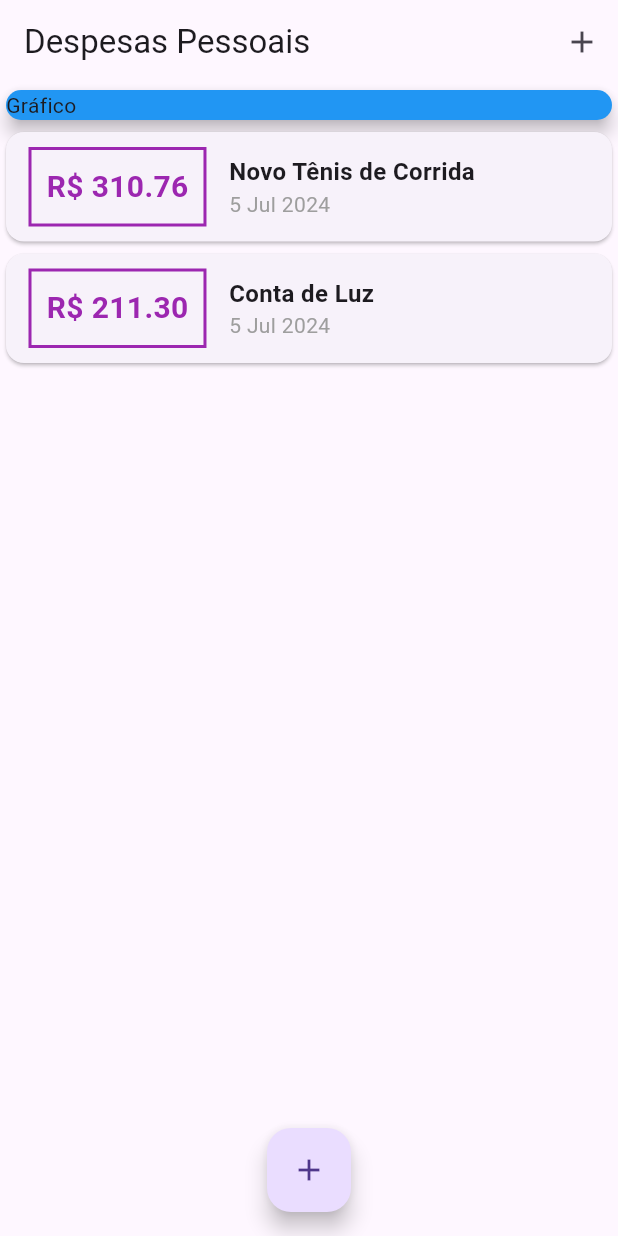
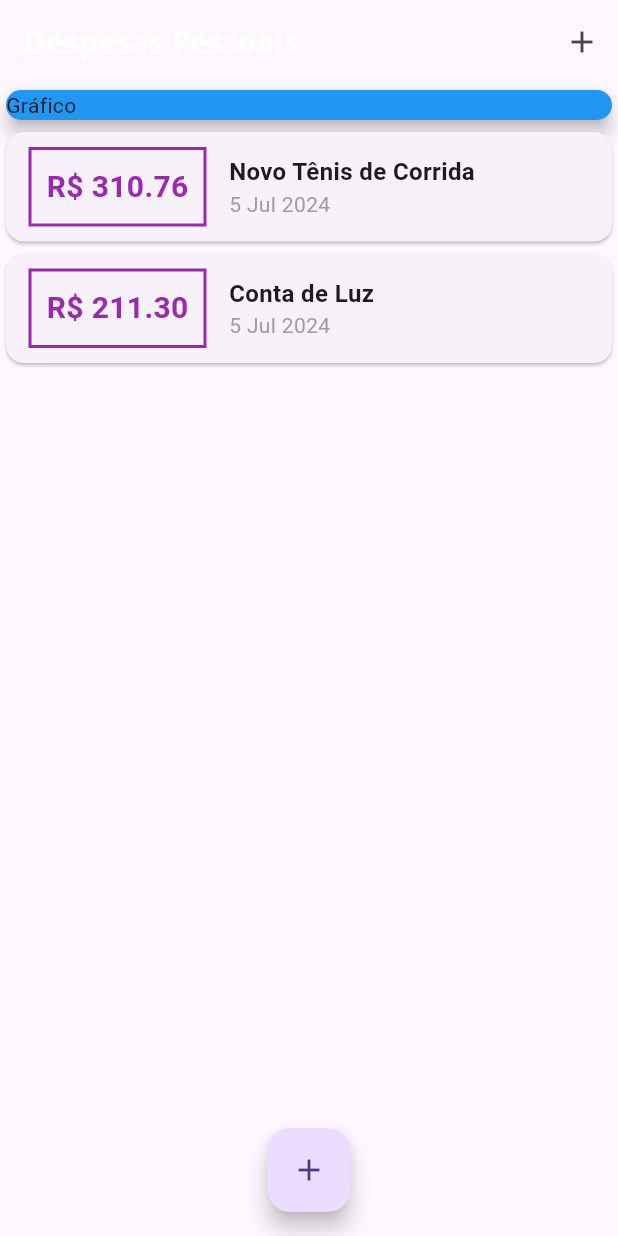
Before and after one commit to alexandreccarmo/despesas_pessoais_flutter, a Flutter app: the screen it shows after launch, on a phone screen of 412 x 824 dp. Run offline on Flutter 3.47's test engine with Material 3 defaults, Android fonts, the phone set to English and light mode, and no system bars.

Commit message:
configurando padrao de tema e font

```diff
--- a/expenses_flutter/lib/components/transaction_list.dart
+++ b/expenses_flutter/lib/components/transaction_list.dart
@@ -27,7 +27,7 @@ class TransactionList extends StatelessWidget {
                   ),
                   decoration: BoxDecoration(
                       border: Border.all(
-                        color: Colors.purple,
+                        color: Theme.of(context).colorScheme.primary,
                         width: 2,
                       )
                   ),
@@ -37,7 +37,7 @@ class TransactionList extends StatelessWidget {
                     style: TextStyle(
                       fontWeight: FontWeight.bold,
                       fontSize: 20,
-                      color: Colors.purple,
+                      color: Theme.of(context).colorScheme.primary,
                     ),
                   ),
                 ),
--- a/expenses_flutter/lib/main.dart
+++ b/expenses_flutter/lib/main.dart
@@ -1,32 +1,52 @@
-import 'package:expenses_flutter/components/transaction_list.dart';
-import 'package:expenses_flutter/components/transction_form.dart';
-import 'package:expenses_flutter/models/transaction.dart';
 import 'package:flutter/material.dart';
-import 'package:expenses_flutter/components/transaction_list.dart';
-import 'package:expenses_flutter/components/transction_form.dart';
+import 'dart:math';
+import 'components/transaction_list.dart';
+import 'components/transction_form.dart';
 import 'models/transaction.dart';
-import 'dart:math';
 
-main() => runApp(const ExpensesApp());
+main() => runApp(ExpensesApp());
 
 class ExpensesApp extends StatelessWidget {
-  const ExpensesApp({super.key});
+  ExpensesApp({super.key});
+  final ThemeData tema = ThemeData();
 
   @override
-  Widget build(BuildContext context){
-    return  MaterialApp(home: MyHomePage());
+  Widget build(BuildContext context) {
+    return MaterialApp(
+      home: const MyHomePage(),
+      theme: tema.copyWith(
+        colorScheme: tema.colorScheme.copyWith(
+          primary: Colors.purple,
+          secondary: Colors.amber,
+        ),
+        textTheme: tema.textTheme.copyWith(
+          titleLarge: const TextStyle(
+            fontFamily: 'OpenSans',
+            fontSize: 18,
+            fontWeight: FontWeight.bold,
+            color: Colors.black,
+          ),
+        ),
+        appBarTheme: const AppBarTheme(
+          titleTextStyle: TextStyle(
+            fontFamily: 'OpenSans',
+            fontSize: 20,
+            fontWeight: FontWeight.bold,
+          ),
+        ),
+      ),
+    );
   }
 }
 
 class MyHomePage extends StatefulWidget {
-  MyHomePage({super.key});
+  const MyHomePage({Key? key}) : super(key: key);
 
   @override
   State<MyHomePage> createState() => _MyHomePageState();
 }
 
 class _MyHomePageState extends State<MyHomePage> {
-
   final _transactions = [
     Transaction(
       id: 't1',
@@ -47,8 +67,9 @@ class _MyHomePageState extends State<MyHomePage> {
       id: Random().nextDouble().toString(),
       title: title,
       value: value,
-        date: DateTime.now()
+      date: DateTime.now(),
     );
+
     setState(() {
       _transactions.add(newTransaction);
     });
@@ -56,23 +77,23 @@ class _MyHomePageState extends State<MyHomePage> {
     Navigator.of(context).pop();
   }
 
-  _openTransactionFormModal(BuildContext context){
+  _openTransactionFormModal(BuildContext context) {
     showModalBottomSheet(
       context: context,
       builder: (_) {
         return TransactionForm(_addTransaction);
-        }
+      },
     );
   }
 
   @override
-  Widget build(BuildContext context){
+  Widget build(BuildContext context) {
     return Scaffold(
       appBar: AppBar(
         title: const Text('Despesas Pessoais'),
         actions: [
           IconButton(
-              icon: Icon(Icons.add),
+            icon: const Icon(Icons.add),
             onPressed: () => _openTransactionFormModal(context),
           ),
         ],
@@ -81,9 +102,8 @@ class _MyHomePageState extends State<MyHomePage> {
         child: Column(
           crossAxisAlignment: CrossAxisAlignment.stretch,
           children: [
-            Container(
-              width: double.infinity,
-              child: const Card(
+            const SizedBox(
+              child: Card(
                 color: Colors.blue,
                 child: Text('Gráfico'),
                 elevation: 5,
@@ -94,7 +114,7 @@ class _MyHomePageState extends State<MyHomePage> {
         ),
       ),
       floatingActionButton: FloatingActionButton(
-        child: Icon(Icons.add),
+        child: const Icon(Icons.add),
         onPressed: () => _openTransactionFormModal(context),
       ),
       floatingActionButtonLocation: FloatingActionButtonLocation.centerFloat,
```
Also changed, not shown: expenses_flutter/pubspec.yaml (+11 -6 lines), expenses_flutter/assets/fonts/OpenSans-Bold.ttf (added), expenses_flutter/assets/fonts/OpenSans-Regular.ttf (added), expenses_flutter/assets/fonts/Quicksand-Bold.ttf (added), expenses_flutter/assets/fonts/Quicksand-Light.ttf (added), expenses_flutter/assets/fonts/Quicksand-Medium.ttf (added), expenses_flutter/assets/fonts/Quicksand-Regular.ttf (added), 1 other file. Lines whose indentation alone changed are shown as unchanged.
